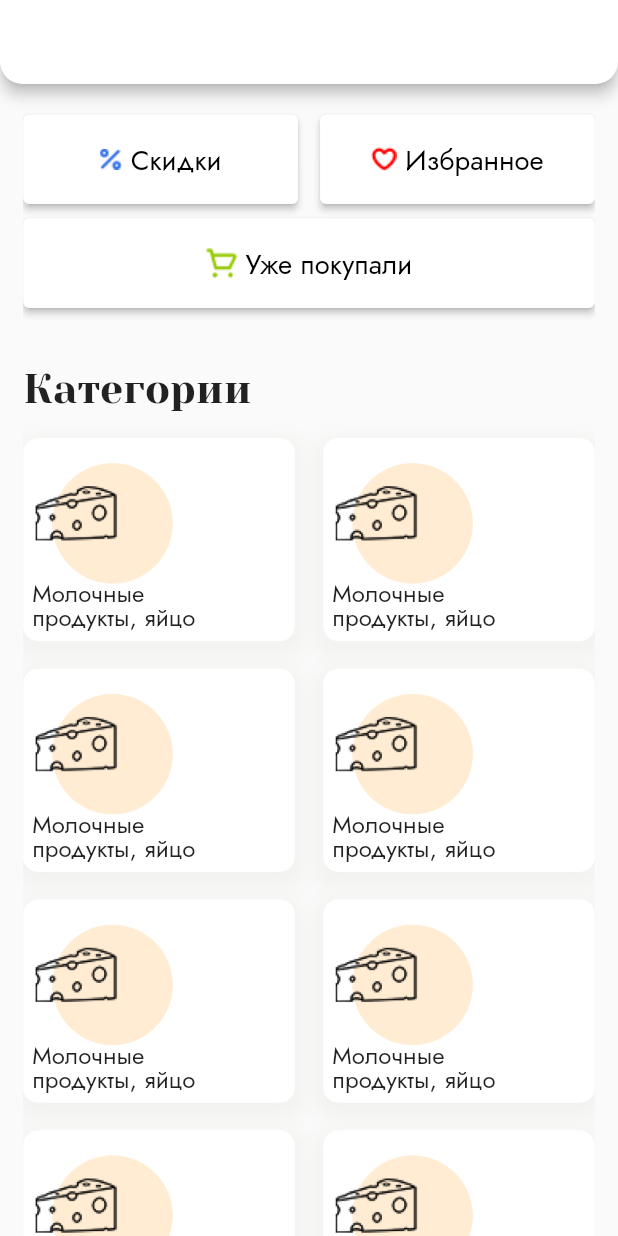
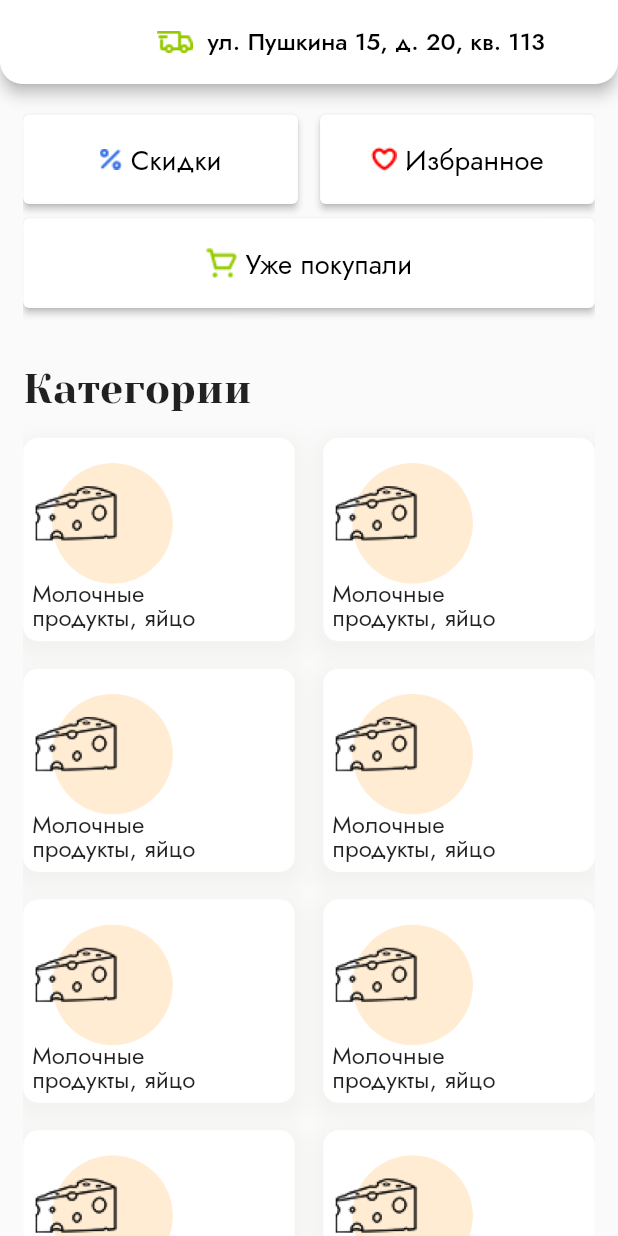
Before and after one commit to MobyteDev/organic_market, a Flutter app: the CategoriesPage screen opened directly, on a phone screen of 412 x 824 dp. Run offline on Flutter 3.47's test engine with Material 2 defaults, Android fonts, the phone set to English and light mode, and no system bars; our stand-ins replace auto_route, bloc, flutter_bloc, flutter_screenutil, toggle_switch.

Commit message:
All appbars added

```diff
--- a/lib/ui/categories_page/categories_page.dart
+++ b/lib/ui/categories_page/categories_page.dart
@@ -4,6 +4,7 @@ import 'package:flutter_screenutil/flutter_screenutil.dart';
 import 'package:organic_market/data/product_category.dart';
 import 'package:organic_market/ui/categories_page/button_section.dart';
 import 'package:organic_market/ui/categories_page/category_grid.dart';
+import 'package:organic_market/ui/common_widgets/address_app_bar.dart';
 import 'package:organic_market/ui/product_page/widgets/product_app_bar.dart';
 
 import 'package:organic_market/ui/common_widgets/organic_app_bar.dart';
@@ -14,7 +15,7 @@ class CategoriesPage extends StatelessWidget {
   @override
   Widget build(BuildContext context) {
     return Scaffold(
-      appBar: OrganicAppBar(),
+      appBar: AddressAppBar(title: "ул. Пушкина 15, д. 20, кв. 113"),
       body: Padding(
         padding: const EdgeInsets.symmetric(
           horizontal: 15.5,
--- /dev/null
+++ b/lib/ui/common_widgets/address_app_bar.dart
@@ -0,0 +1,32 @@
+import 'package:flutter/material.dart';
+import 'package:flutter/src/foundation/key.dart';
+import 'package:flutter/src/widgets/framework.dart';
+import 'package:flutter_screenutil/flutter_screenutil.dart';
+import 'package:organic_market/common/app_colors.dart';
+import 'package:organic_market/common/app_styles.dart';
+
+class AddressAppBar extends StatelessWidget with PreferredSizeWidget {
+  const AddressAppBar({Key? key, required this.title}) : super(key: key);
+
+  final String title;
+  @override
+  Size get preferredSize => Size.fromHeight(kToolbarHeight);
+  @override
+  Widget build(BuildContext context) {
+    return InkWell(
+      enableFeedback: true,
+      child: AppBar(
+        centerTitle: true,
+        title: Row(
+          children: [
+            Spacer(),
+            Image.asset("assets/icons/green_car.png"),
+            SizedBox(width: 8.h,),
+            Text(title, style: AppStyles.header3.copyWith(color: AppColors.black),),
+            Spacer(),
+          ],
+        ),
+      ),
+    );
+  }
+}
--- a/lib/ui/main_screen/main_screen.dart
+++ b/lib/ui/main_screen/main_screen.dart
@@ -4,6 +4,7 @@ import 'package:flutter_screenutil/flutter_screenutil.dart';
 import 'package:organic_market/data/offer.dart';
 import 'package:organic_market/data/product.dart';
 import 'package:organic_market/data/product_category.dart';
+import 'package:organic_market/ui/common_widgets/address_app_bar.dart';
 import 'package:organic_market/ui/common_widgets/organic_app_bar.dart';
 import 'package:organic_market/ui/common_widgets/product_card_list.dart';
 import 'package:organic_market/ui/main_screen/big_card_list.dart';
@@ -22,7 +23,7 @@ class MainScreen extends StatelessWidget {
   Widget build(BuildContext context) {
 
         return Scaffold(
-          appBar: OrganicAppBar(),
+          appBar: AddressAppBar(title: "ул. Пушкина 15, д. 20, кв. 113"),
           body: SingleChildScrollView(
             child: Column(
               children: [
--- a/lib/ui/pick_subcategory_page/pick_subcategory_page.dart
+++ b/lib/ui/pick_subcategory_page/pick_subcategory_page.dart
@@ -5,6 +5,7 @@ import 'package:organic_market/common/app_colors.dart';
 import 'package:organic_market/common/app_styles.dart';
 import 'package:organic_market/data/subcategory.dart';
 import 'package:organic_market/ui/common_widgets/organic_app_bar.dart';
+import 'package:organic_market/ui/common_widgets/return_app_bar.dart';
 
 class PickSubcategoryPage extends StatelessWidget {
   const PickSubcategoryPage({Key? key, required this.subcategories})
@@ -15,7 +16,7 @@ class PickSubcategoryPage extends StatelessWidget {
   @override
   Widget build(BuildContext context) {
     return Scaffold(
-      appBar: OrganicAppBar(),
+      appBar: ReturnAppBar(title: "Категория"),
       body: Padding(
         padding: const EdgeInsets.all(12.0),
         child: ListView.separated(
```
Also changed, not shown: lib/main.dart (+25 -4 lines), lib/ui/common_widgets/return_app_bar.dart (added, +41 -0 lines), lib/ui/subcategory_page/subcategory_page.dart (+27 -7 lines).
